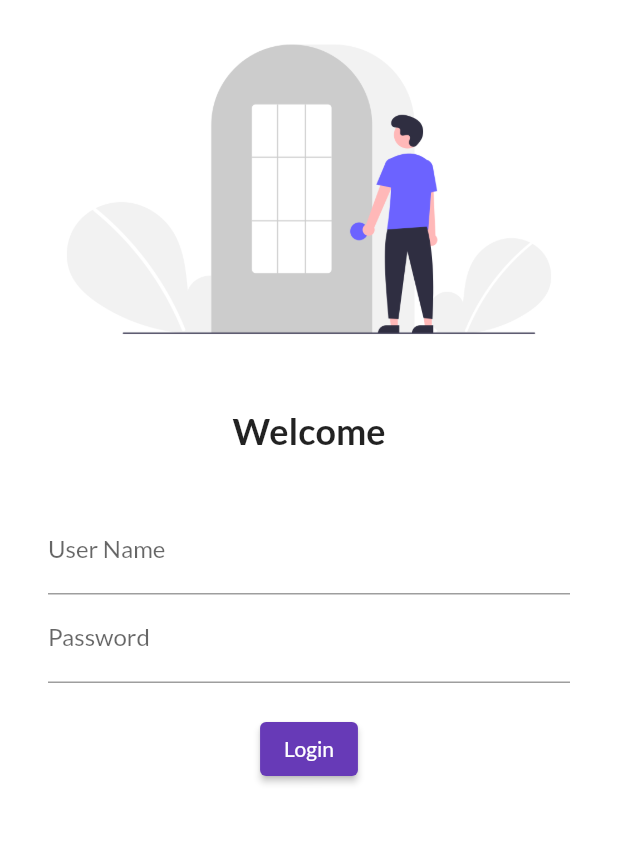
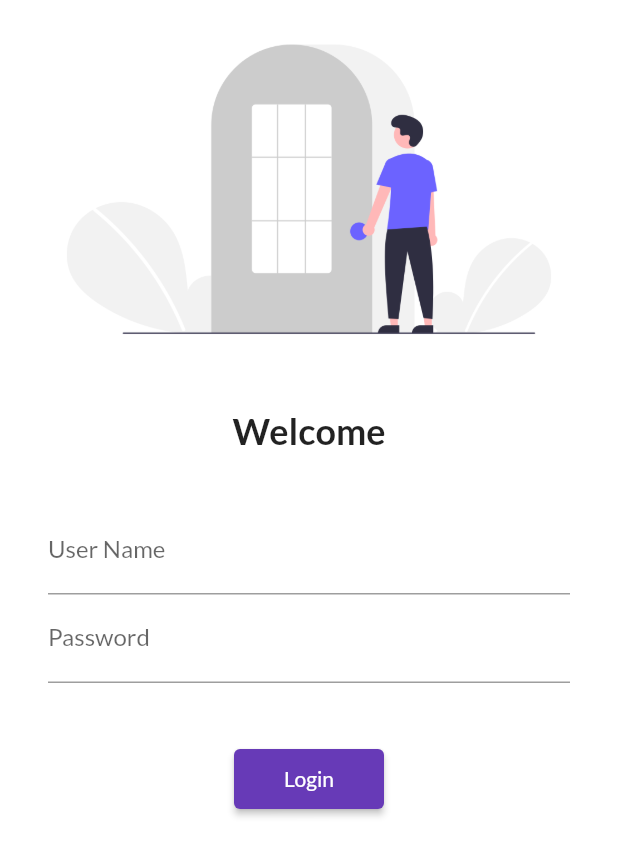
Before and after one commit to praveenpawar/30daysofFlutter, a Flutter app: the screen it shows after launch, on a phone screen of 412 x 824 dp. Shown: the top 856 px of the screen. Run offline on Flutter 3.47's test engine with Material 2 defaults, Android fonts, the phone set to English and light mode, and no system bars; our stand-ins replace google_fonts.

Commit message:
Day5 done

```diff
--- a/lib/Pages/LoginPage.dart
+++ b/lib/Pages/LoginPage.dart
@@ -1,11 +1,14 @@
 import 'package:flutter/material.dart';
+import 'package:flutter_application_1/Pages/home_page.dart';
+import 'package:flutter_application_1/utils/routes.dart';
 
 class LoginPage extends StatelessWidget {
   @override
   Widget build(BuildContext context) {
     return Material(
         color: Colors.white,
-        child: Column(
+        child: SingleChildScrollView(
+            child: Column(
           children: [
             Image.asset(
               "assets/images/login_image.png",
@@ -39,19 +42,19 @@ class LoginPage extends StatelessWidget {
                         hintText: "Enter Password", labelText: "Password"),
                   ),
                   SizedBox(
-                    height: 20.0,
+                    height: 40.0,
                   ),
                   ElevatedButton(
                     child: Text("Login"),
-                    style: TextButton.styleFrom(),
+                    style: TextButton.styleFrom(minimumSize: Size(100, 40)),
                     onPressed: () {
-                      print("Hi Praveen");
+                      Navigator.pushNamed(context, MyRoutes.homeRoute);
                     },
                   )
                 ],
               ),
             )
           ],
-        ));
+        )));
   }
 }
--- a/lib/main.dart
+++ b/lib/main.dart
@@ -1,6 +1,7 @@
 import 'package:flutter/material.dart';
 import 'package:flutter_application_1/Pages/LoginPage.dart';
 import 'package:flutter_application_1/Pages/home_page.dart';
+import 'package:flutter_application_1/utils/routes.dart';
 import 'package:google_fonts/google_fonts.dart';
 
 void main() {
@@ -21,8 +22,8 @@ class MyApp extends StatelessWidget {
       initialRoute: "/",
       routes: {
         "/": (context) => LoginPage(),
-        "Home": (context) => HomePage(),
-        "Login": (context) => LoginPage(),
+        MyRoutes.homeRoute: (context) => HomePage(),
+        MyRoutes.loginRoute: (context) => LoginPage(),
       },
     );
   }
--- /dev/null
+++ b/lib/utils/routes.dart
@@ -0,0 +1,4 @@
+class MyRoutes {
+  static String loginRoute = "/login";
+  static String homeRoute = "/home";
+}
```
